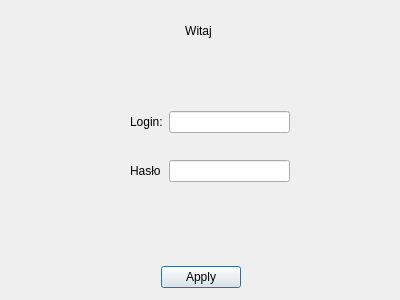
Above: logindialog.ui from dash205/Projekt_Fryzjer before the change. Below: the same form after it.
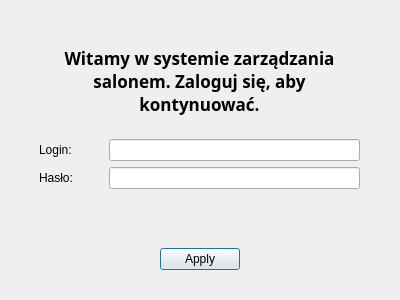
That is the form after the change.

Diff of the .ui file:
```diff
--- a/logindialog.ui
+++ b/logindialog.ui
@@ -11,17 +11,48 @@
    </rect>
   </property>
   <property name="windowTitle">
-   <string>LoginDialog</string>
+   <string>Logowanie do systemu</string>
   </property>
-  <widget class="QWidget" name="gridLayoutWidget">
+  <widget class="QWidget" name="verticalLayoutWidget">
    <property name="geometry">
     <rect>
-     <x>130</x>
-     <y>90</y>
-     <width>160</width>
-     <height>113</height>
+     <x>39</x>
+     <y>29</y>
+     <width>321</width>
+     <height>241</height>
     </rect>
    </property>
+   <layout class="QVBoxLayout" name="verticalLayout_2">
+    <item>
+     <widget class="QLabel" name="label_3">
+      <property name="font">
+       <font>
+        <family>Noto Serif Old Uyghur</family>
+        <pointsize>13</pointsize>
+        <bold>true</bold>
+       </font>
+      </property>
+      <property name="layoutDirection">
+       <enum>Qt::LayoutDirection::LeftToRight</enum>
+      </property>
+      <property name="frameShape">
+       <enum>QFrame::Shape::NoFrame</enum>
+      </property>
+      <property name="text">
+       <string>Witamy w systemie zarządzania salonem. Zaloguj się, aby kontynuować.</string>
+      </property>
+      <property name="scaledContents">
+       <bool>false</bool>
+      </property>
+      <property name="alignment">
+       <set>Qt::AlignmentFlag::AlignCenter</set>
+      </property>
+      <property name="wordWrap">
+       <bool>true</bool>
+      </property>
+     </widget>
+    </item>
+    <item>
    <layout class="QGridLayout" name="gridLayout">
     <item row="0" column="0">
      <widget class="QLabel" name="label_login">
@@ -30,13 +61,10 @@
       </property>
      </widget>
     </item>
-    <item row="0" column="1">
-     <widget class="QLineEdit" name="login_line"/>
-    </item>
     <item row="1" column="0">
      <widget class="QLabel" name="label_password">
       <property name="text">
-       <string>Hasło</string>
+         <string>Hasło:         </string>
       </property>
      </widget>
     </item>
@@ -50,17 +78,23 @@
       </property>
      </widget>
     </item>
-   </layout>
-  </widget>
+      <item row="0" column="1">
+       <widget class="QLineEdit" name="login_line"/>
+      </item>
+      <item row="2" column="0">
+       <widget class="QLabel" name="label">
+        <property name="enabled">
+         <bool>false</bool>
+        </property>
+        <property name="text">
+         <string/>
+        </property>
+       </widget>
+      </item>
+     </layout>
+    </item>
+    <item>
   <widget class="QDialogButtonBox" name="buttonBox">
-   <property name="geometry">
-    <rect>
-     <x>10</x>
-     <y>260</y>
-     <width>381</width>
-     <height>34</height>
-    </rect>
-   </property>
    <property name="orientation">
     <enum>Qt::Orientation::Horizontal</enum>
    </property>
@@ -71,21 +105,8 @@
     <bool>true</bool>
    </property>
   </widget>
-  <widget class="QLabel" name="label_3">
-   <property name="geometry">
-    <rect>
-     <x>8</x>
-     <y>10</y>
-     <width>381</width>
-     <height>41</height>
-    </rect>
-   </property>
-   <property name="text">
-    <string>Witaj</string>
-   </property>
-   <property name="alignment">
-    <set>Qt::AlignmentFlag::AlignCenter</set>
-   </property>
+    </item>
+   </layout>
   </widget>
  </widget>
  <resources/>
```
Lines whose indentation alone changed are shown as unchanged.
